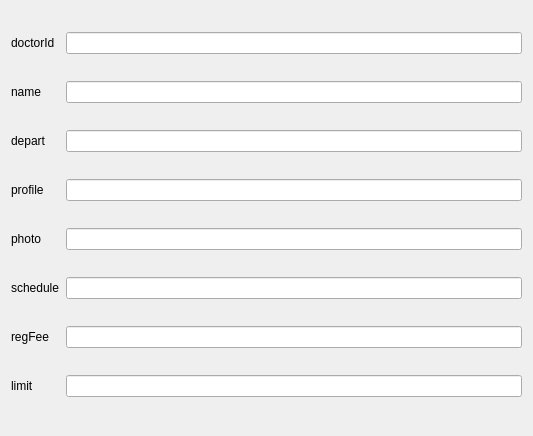
Old version of the form src/patient-client/src/doctorinfodetails.ui in the repository bit-cs-practicing/MedicalIntelligence.
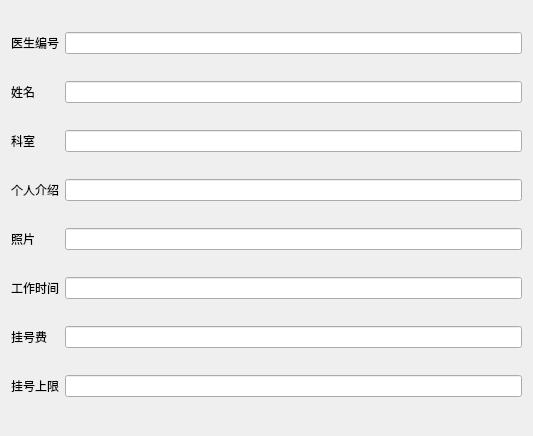
New version of the form.

What changed in the file:
```diff
--- a/src/patient-client/src/doctorinfodetails.ui
+++ b/src/patient-client/src/doctorinfodetails.ui
@@ -20,14 +20,14 @@
    <item row="0" column="0">
     <widget class="QLabel" name="label">
      <property name="text">
-      <string>doctorId</string>
+      <string>医生编号</string>
      </property>
     </widget>
    </item>
    <item row="7" column="0">
     <widget class="QLabel" name="label_7">
      <property name="text">
-      <string>limit</string>
+      <string>挂号上限</string>
      </property>
     </widget>
    </item>
@@ -43,21 +43,21 @@
    <item row="3" column="0">
     <widget class="QLabel" name="label_3">
      <property name="text">
-      <string>profile</string>
+      <string>个人介绍</string>
      </property>
     </widget>
    </item>
    <item row="5" column="0">
     <widget class="QLabel" name="label_5">
      <property name="text">
-      <string>schedule</string>
+      <string>工作时间</string>
      </property>
     </widget>
    </item>
    <item row="6" column="0">
     <widget class="QLabel" name="label_6">
      <property name="text">
-      <string>regFee</string>
+      <string>挂号费</string>
      </property>
     </widget>
    </item>
@@ -70,14 +70,14 @@
    <item row="2" column="0">
     <widget class="QLabel" name="label_2">
      <property name="text">
-      <string>depart</string>
+      <string>科室</string>
      </property>
     </widget>
    </item>
    <item row="4" column="0">
     <widget class="QLabel" name="label_4">
      <property name="text">
-      <string>photo</string>
+      <string>照片</string>
      </property>
     </widget>
    </item>
@@ -90,7 +90,7 @@
    <item row="1" column="0">
     <widget class="QLabel" name="label_8">
      <property name="text">
-      <string>name</string>
+      <string>姓名</string>
      </property>
     </widget>
    </item>
```
